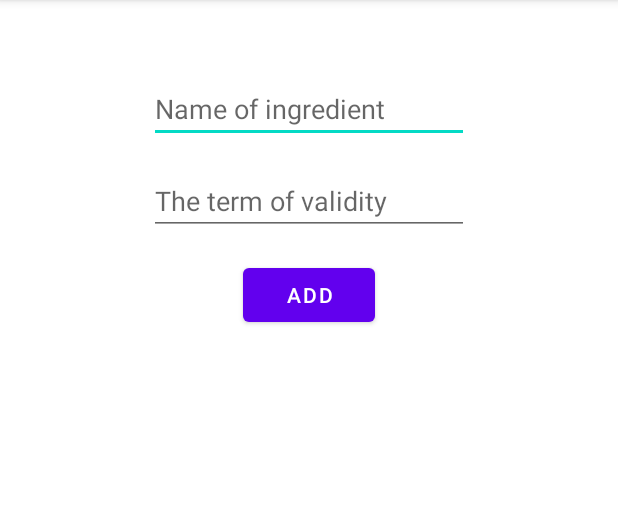
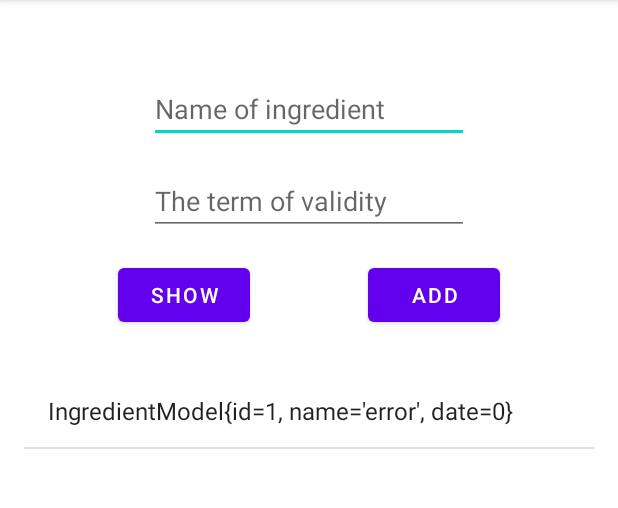
Before and after one commit to DamianJaszewski/Fridge, an Android app: the screen it shows after launch (MainActivity), after a tap on "ADD", on a phone screen of 412 x 824 dp, the part 84-592 px from its top. Run offline under Robolectric (Android 15) with nearby library versions, the phone set to English and light mode, and no system bars.

Commit message:
Add View All feature

```diff
--- a/app/src/main/java/com/example/fridgewithoutnav/DataBase.java
+++ b/app/src/main/java/com/example/fridgewithoutnav/DataBase.java
@@ -1,12 +1,23 @@
 package com.example.fridgewithoutnav;
 
+import android.content.ContentValues;
 import android.content.Context;
+import android.database.Cursor;
 import android.database.sqlite.SQLiteDatabase;
 import android.database.sqlite.SQLiteOpenHelper;
 
+import androidx.annotation.ContentView;
 import androidx.annotation.Nullable;
 
+import java.util.ArrayList;
+import java.util.List;
+
 public class DataBase extends SQLiteOpenHelper {
+
+    public static final String INGREDIENT_TABLE = "INGREDIENT_TABLE";
+    public static final String COLUMN_INGREDIENT_NAME = "INGREDIENT_NAME";
+    public static final String COLUMN_INGREDIENT_DATE = "INGREDIENT_DATE";
+    public static final String COLUMN_ID = "ID";
 
     public DataBase(@Nullable Context context) {
         super(context, "ingredient.db", null, 1);
@@ -14,12 +25,68 @@ public class DataBase extends SQLiteOpenHelper {
 
     //this is called the first time a database is accessed. There should be code in here to create a new database.
     @Override
-    public void onCreate(SQLiteDatabase sqLiteDatabase) {
+    public void onCreate(SQLiteDatabase db) {
+        String createTableStatement = "CREATE TABLE " + INGREDIENT_TABLE + " (" + COLUMN_ID + " INTEGER PRIMARY KEY AUTOINCREMENT, " + COLUMN_INGREDIENT_NAME + " TEXT, " + COLUMN_INGREDIENT_DATE + " INT)";
+        db.execSQL(createTableStatement);
+    }
+
+    @Override
+    public void onUpgrade(SQLiteDatabase db, int i, int i1) {
 
     }
 
-    @Override
-    public void onUpgrade(SQLiteDatabase sqLiteDatabase, int i, int i1) {
+    public boolean addOne(IngredientModel ingredientModel) {
+        SQLiteDatabase db = this.getWritableDatabase();
+        ContentValues cv = new ContentValues();
+
+        cv.put(COLUMN_INGREDIENT_NAME, ingredientModel.getName());
+        cv.put(COLUMN_INGREDIENT_DATE, ingredientModel.getDate());
+
+        long insert = db.insert(INGREDIENT_TABLE, null, cv);
+        if (insert == -1){
+            return false;
+        }
+        else{
+            return true;
+        }
+    }
+
+    public boolean deleteOne(IngredientModel ingredientModel){
+
+        SQLiteDatabase db = this.getWritableDatabase();
+        String queryString = "DELETE FROM" + INGREDIENT_TABLE + " WHERE " + COLUMN_ID + " = " + ingredientModel.getId();
+
+        Cursor cursor = db.rawQuery(queryString, null);
+        if(cursor.moveToFirst()){
+            return true;
+        }
+        else{
+            return false;
+        }
 
     }
+
+    public List<IngredientModel> getAll(){
+        List<IngredientModel> returnList = new ArrayList<>();
+        String queryString = "SELECT * FROM " + INGREDIENT_TABLE;
+        SQLiteDatabase db = this.getReadableDatabase();
+        Cursor cursor = db.rawQuery(queryString, null);
+        if(cursor.moveToFirst()){
+            do {
+                int ingredientId = cursor.getInt(0);
+                String ingredientName = cursor.getString(1);
+                int ingredientDate = cursor.getInt(2);
+
+                IngredientModel newIngredient = new IngredientModel(ingredientId, ingredientName, ingredientDate);
+                returnList.add(newIngredient);
+
+            } while(cursor.moveToNext());
+        }
+        else{
+
+        }
+        cursor.close();
+        db.close();
+        return returnList;
+    }
 }
--- a/app/src/main/java/com/example/fridgewithoutnav/MainActivity.java
+++ b/app/src/main/java/com/example/fridgewithoutnav/MainActivity.java
@@ -4,18 +4,24 @@ import androidx.appcompat.app.AppCompatActivity;
 
 import android.os.Bundle;
 import android.view.View;
+import android.widget.AdapterView;
+import android.widget.ArrayAdapter;
 import android.widget.Button;
 import android.widget.EditText;
 import android.widget.ListView;
 import android.widget.Toast;
 
 import java.sql.Date;
+import java.util.List;
 
 public class MainActivity extends AppCompatActivity {
 
-    Button btn_add;
+    Button btn_add,btn_viewAll;
     EditText input_ingredient, input_date;
     ListView lv;
+    ArrayAdapter ingredientArrayAdapter;
+    DataBase dataBase;
+
 
     @Override
     protected void onCreate(Bundle savedInstanceState) {
@@ -23,23 +29,52 @@ public class MainActivity extends AppCompatActivity {
         setContentView(R.layout.activity_main);
 
         btn_add = findViewById(R.id.btn_add);
+        btn_viewAll = findViewById(R.id.btn_viewAll);
         input_ingredient = findViewById(R.id.input_ingredient);
         input_date = findViewById(R.id.input_date);
         lv = findViewById(R.id.lv);
+
+        dataBase = new DataBase(MainActivity.this);
+
+        ShowIngredientOnListView(dataBase);
 
         btn_add.setOnClickListener(new View.OnClickListener() {
             @Override
             public void onClick(View view) {
 
+                IngredientModel ingredientModel;
+
                 try{
-                    IngredientModel ingredientModel = new IngredientModel(-1, input_ingredient.getText().toString(), Integer.parseInt(input_date.getText().toString()));
+                    ingredientModel = new IngredientModel(-1, input_ingredient.getText().toString(), Integer.parseInt(input_date.getText().toString()));
                     Toast.makeText(MainActivity.this, ingredientModel.toString(), Toast.LENGTH_SHORT).show();
                 }
                 catch(Exception e){
                     Toast.makeText(MainActivity.this, "Error adding ingredient", Toast.LENGTH_SHORT).show();
+                    ingredientModel = new IngredientModel(-1, "error", 0);
                 }
+
+                DataBase dataBase = new DataBase(MainActivity.this);
+
+                boolean success = dataBase.addOne(ingredientModel);
+
+                Toast.makeText(MainActivity.this, "Success " + success, Toast.LENGTH_SHORT).show();
+                ShowIngredientOnListView(dataBase);
             }
         });
 
+        btn_viewAll.setOnClickListener(view -> {
+
+                DataBase dataBase = new DataBase(MainActivity.this);
+
+            ShowIngredientOnListView(dataBase);
+            //Toast.makeText(MainActivity.this, all.toString() , Toast.LENGTH_SHORT).show();
+        });
+
+
+    }
+
+    private void ShowIngredientOnListView(DataBase dataBase2) {
+        ingredientArrayAdapter = new ArrayAdapter<IngredientModel>(MainActivity.this, android.R.layout.simple_list_item_1, dataBase2.getAll());
+        lv.setAdapter(ingredientArrayAdapter);
     }
 }
--- a/app/src/main/res/layout/activity_main.xml
+++ b/app/src/main/res/layout/activity_main.xml
@@ -33,11 +33,23 @@
     <Button
         android:id="@+id/btn_add"
         android:layout_width="wrap_content"
-        android:layout_height="wrap_content"
+        android:layout_height="48dp"
         android:layout_marginTop="16dp"
         android:onClick="@string/button_add"
         android:text="@string/button_add"
         app:layout_constraintEnd_toEndOf="parent"
+        app:layout_constraintHorizontal_bias="0.5"
+        app:layout_constraintStart_toEndOf="@+id/btn_viewAll"
+        app:layout_constraintTop_toBottomOf="@+id/input_date" />
+
+    <Button
+        android:id="@+id/btn_viewAll"
+        android:layout_width="wrap_content"
+        android:layout_height="wrap_content"
+        android:layout_marginTop="16dp"
+        android:text="@string/button_show"
+        app:layout_constraintEnd_toStartOf="@+id/btn_add"
+        app:layout_constraintHorizontal_bias="0.5"
         app:layout_constraintStart_toStartOf="parent"
         app:layout_constraintTop_toBottomOf="@+id/input_date" />
 
@@ -52,6 +64,6 @@
         app:layout_constraintBottom_toBottomOf="parent"
         app:layout_constraintEnd_toEndOf="parent"
         app:layout_constraintStart_toStartOf="parent"
-        app:layout_constraintTop_toBottomOf="@+id/btn_add" />
+        app:layout_constraintTop_toTopOf="parent" />
 
 </androidx.constraintlayout.widget.ConstraintLayout>
--- a/app/src/main/res/values/strings.xml
+++ b/app/src/main/res/values/strings.xml
@@ -3,4 +3,5 @@
     <string name="edit_message">Name of ingredient</string>
     <string name="button_add">Add</string>
     <string name="data_add">The term of validity</string>
+    <string name="button_show">Show</string>
 </resources>
```
